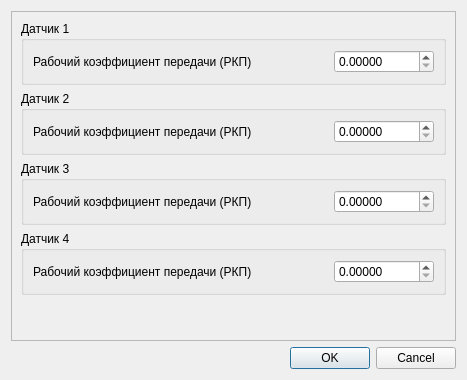
This is drivers/devices/bedside_scales/bedsidescales01paramsdialog.ui in grigp/a-analyser as Qt 5 draws it before an edit. The edited form follows.
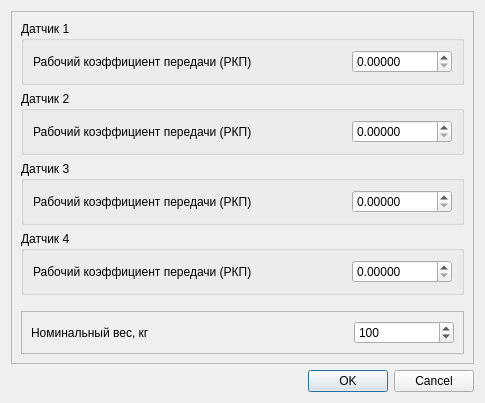
This is the edited form.

The edit to the form file:
```diff
--- a/drivers/devices/bedside_scales/bedsidescales01paramsdialog.ui
+++ b/drivers/devices/bedside_scales/bedsidescales01paramsdialog.ui
@@ -6,8 +6,8 @@
    <rect>
     <x>0</x>
     <y>0</y>
-    <width>467</width>
-    <height>380</height>
+    <width>485</width>
+    <height>385</height>
    </rect>
   </property>
   <property name="windowTitle">
@@ -215,6 +215,76 @@
         </layout>
        </widget>
       </item>
+      <item>
+       <spacer name="verticalSpacer_2">
+        <property name="orientation">
+         <enum>Qt::Vertical</enum>
+        </property>
+        <property name="sizeType">
+         <enum>QSizePolicy::Fixed</enum>
+        </property>
+        <property name="sizeHint" stdset="0">
+         <size>
+          <width>20</width>
+          <height>10</height>
+         </size>
+        </property>
+       </spacer>
+      </item>
+      <item>
+       <widget class="QFrame" name="frPN">
+        <property name="frameShape">
+         <enum>QFrame::StyledPanel</enum>
+        </property>
+        <property name="frameShadow">
+         <enum>QFrame::Raised</enum>
+        </property>
+        <layout class="QHBoxLayout" name="horizontalLayout_5">
+         <item>
+          <widget class="QLabel" name="lblPN">
+           <property name="text">
+            <string>Номинальный вес, кг</string>
+           </property>
+          </widget>
+         </item>
+         <item>
+          <spacer name="horizontalSpacer_5">
+           <property name="orientation">
+            <enum>Qt::Horizontal</enum>
+           </property>
+           <property name="sizeHint" stdset="0">
+            <size>
+             <width>40</width>
+             <height>20</height>
+            </size>
+           </property>
+          </spacer>
+         </item>
+         <item>
+          <widget class="QSpinBox" name="edPN">
+           <property name="minimumSize">
+            <size>
+             <width>100</width>
+             <height>0</height>
+            </size>
+           </property>
+           <property name="minimum">
+            <number>10</number>
+           </property>
+           <property name="maximum">
+            <number>500</number>
+           </property>
+           <property name="singleStep">
+            <number>50</number>
+           </property>
+           <property name="value">
+            <number>100</number>
+           </property>
+          </widget>
+         </item>
+        </layout>
+       </widget>
+      </item>
       <item>
        <spacer name="verticalSpacer">
         <property name="orientation">
```
